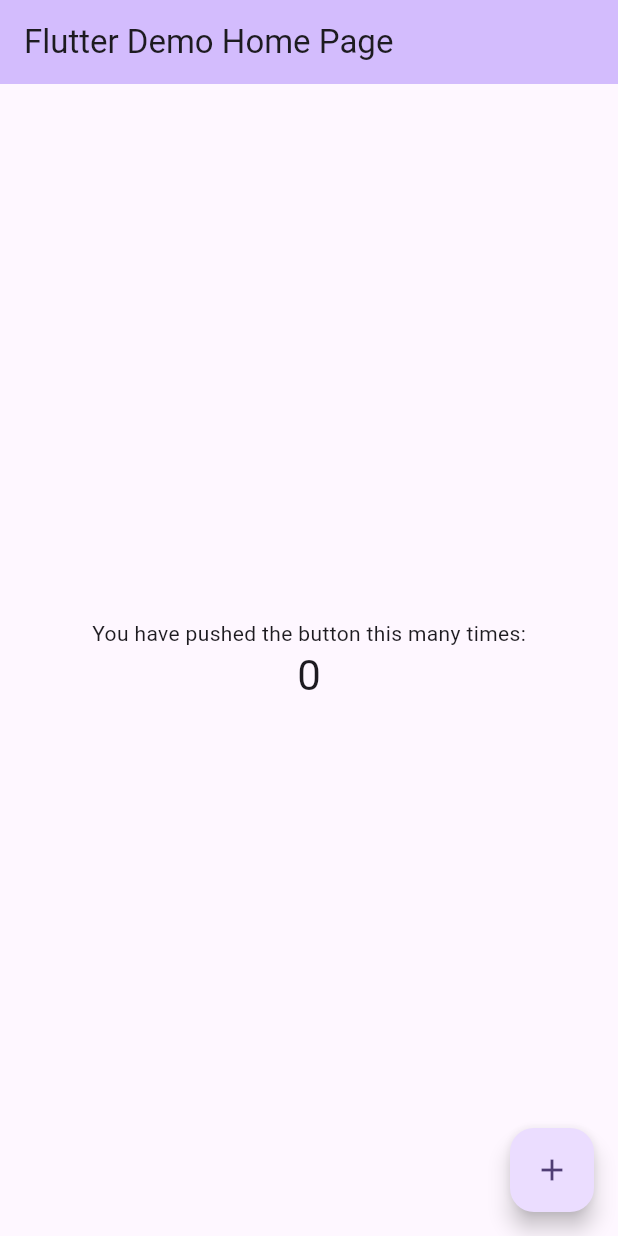
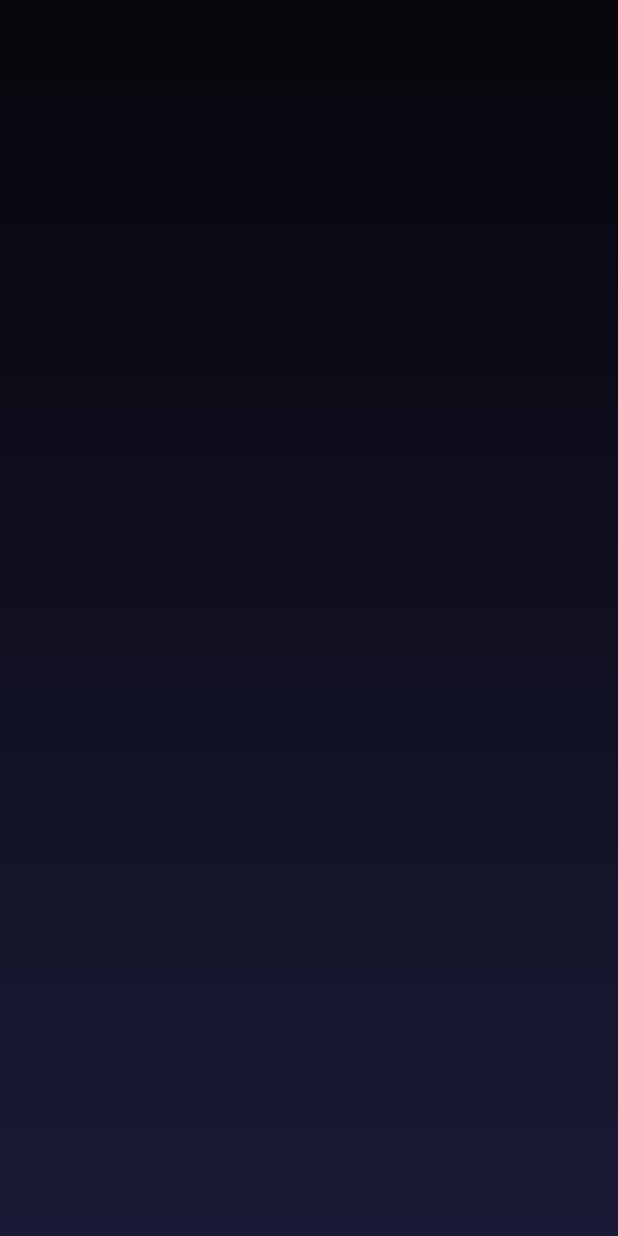
Before and after one commit to erkgd/Myqx-app, a Flutter app: the screen it shows after launch, on a phone screen of 412 x 824 dp. Run offline on Flutter 3.47's test engine with Material 3 defaults, Android fonts, the phone set to English and light mode, and no system bars.

Commit message:
Basic scheme is provided

```diff
--- /dev/null
+++ b/myqx_app/lib/core/constants/app_gradients.dart
@@ -0,0 +1,14 @@
+// core/constants/app_gradients.dart
+import 'package:flutter/material.dart';
+import 'package:myqx_app/core/constants/corporative_colors.dart';
+
+class AppGradients {
+  static const LinearGradient backgroundGradient = LinearGradient(
+    begin: Alignment.topCenter,
+    end: Alignment.bottomCenter,
+    colors: [
+      CorporativeColors.gradientColorTop, // Color inicial (#06060C)
+      CorporativeColors.gradientColorBottom, // Color final (#1A1A36)
+    ],
+  );
+}
--- /dev/null
+++ b/myqx_app/lib/core/constants/corporative_colors.dart
@@ -0,0 +1,12 @@
+import 'package:flutter/material.dart';
+class CorporativeColors {
+  // Main
+  static const Color mainColor = Color(0xFF5856D6);
+  static const Color darkColor = Color(0xFF2C2C2C);
+  static const Color blackColor = Color(0xFF000000);
+  static const Color whiteColor = Color(0xFFFFFFFF);
+
+  // Degradat
+  static const Color gradientColorTop = Color(0xFF06060C); // init (#06060C)
+  static const Color gradientColorBottom = Color(0xFF1A1A36); // end (#1A1A36)
+}
--- a/myqx_app/lib/main.dart
+++ b/myqx_app/lib/main.dart
@@ -1,4 +1,5 @@
 import 'package:flutter/material.dart';
+import 'package:myqx_app/core/constants/app_gradients.dart';
 
 void main() {
   runApp(const MyApp());
@@ -7,119 +8,32 @@ void main() {
 class MyApp extends StatelessWidget {
   const MyApp({super.key});
 
-  // This widget is the root of your application.
   @override
   Widget build(BuildContext context) {
     return MaterialApp(
-      title: 'Flutter Demo',
+      title: 'Myqx',
+      debugShowCheckedModeBanner: false,
       theme: ThemeData(
-        // This is the theme of your application.
-        //
-        // TRY THIS: Try running your application with "flutter run". You'll see
-        // the application has a purple toolbar. Then, without quitting the app,
-        // try changing the seedColor in the colorScheme below to Colors.green
-        // and then invoke "hot reload" (save your changes or press the "hot
-        // reload" button in a Flutter-supported IDE, or press "r" if you used
-        // the command line to start the app).
-        //
-        // Notice that the counter didn't reset back to zero; the application
-        // state is not lost during the reload. To reset the state, use hot
-        // restart instead.
-        //
-        // This works for code too, not just values: Most code changes can be
-        // tested with just a hot reload.
         colorScheme: ColorScheme.fromSeed(seedColor: Colors.deepPurple),
         useMaterial3: true,
       ),
-      home: const MyHomePage(title: 'Flutter Demo Home Page'),
+      home: const MyHomePage(),
+
     );
   }
 }
 
-class MyHomePage extends StatefulWidget {
-  const MyHomePage({super.key, required this.title});
-
-  // This widget is the home page of your application. It is stateful, meaning
-  // that it has a State object (defined below) that contains fields that affect
-  // how it looks.
-
-  // This class is the configuration for the state. It holds the values (in this
-  // case the title) provided by the parent (in this case the App widget) and
-  // used by the build method of the State. Fields in a Widget subclass are
-  // always marked "final".
-
-  final String title;
-
-  @override
-  State<MyHomePage> createState() => _MyHomePageState();
-}
-
-class _MyHomePageState extends State<MyHomePage> {
-  int _counter = 0;
-
-  void _incrementCounter() {
-    setState(() {
-      // This call to setState tells the Flutter framework that something has
-      // changed in this State, which causes it to rerun the build method below
-      // so that the display can reflect the updated values. If we changed
-      // _counter without calling setState(), then the build method would not be
-      // called again, and so nothing would appear to happen.
-      _counter++;
-    });
-  }
+class MyHomePage extends StatelessWidget {
+  const MyHomePage({super.key});
 
   @override
   Widget build(BuildContext context) {
-    // This method is rerun every time setState is called, for instance as done
-    // by the _incrementCounter method above.
-    //
-    // The Flutter framework has been optimized to make rerunning build methods
-    // fast, so that you can just rebuild anything that needs updating rather
-    // than having to individually change instances of widgets.
     return Scaffold(
-      appBar: AppBar(
-        // TRY THIS: Try changing the color here to a specific color (to
-        // Colors.amber, perhaps?) and trigger a hot reload to see the AppBar
-        // change color while the other colors stay the same.
-        backgroundColor: Theme.of(context).colorScheme.inversePrimary,
-        // Here we take the value from the MyHomePage object that was created by
-        // the App.build method, and use it to set our appbar title.
-        title: Text(widget.title),
-      ),
-      body: Center(
-        // Center is a layout widget. It takes a single child and positions it
-        // in the middle of the parent.
-        child: Column(
-          // Column is also a layout widget. It takes a list of children and
-          // arranges them vertically. By default, it sizes itself to fit its
-          // children horizontally, and tries to be as tall as its parent.
-          //
-          // Column has various properties to control how it sizes itself and
-          // how it positions its children. Here we use mainAxisAlignment to
-          // center the children vertically; the main axis here is the vertical
-          // axis because Columns are vertical (the cross axis would be
-          // horizontal).
-          //
-          // TRY THIS: Invoke "debug painting" (choose the "Toggle Debug Paint"
-          // action in the IDE, or press "p" in the console), to see the
-          // wireframe for each widget.
-          mainAxisAlignment: MainAxisAlignment.center,
-          children: <Widget>[
-            const Text(
-              'You have pushed the button this many times:',
-            ),
-            Text(
-              '$_counter',
-              style: Theme.of(context).textTheme.headlineMedium,
-            ),
-          ],
+      body: Container(
+        decoration: const BoxDecoration(
+          gradient: AppGradients.backgroundGradient
         ),
       ),
-      floatingActionButton: FloatingActionButton(
-        onPressed: _incrementCounter,
-        tooltip: 'Increment',
-        child: const Icon(Icons.add),
-      ), // This trailing comma makes auto-formatting nicer for build methods.
     );
   }
 }
```
Also changed, not shown: myqx_app/lib/presentation/screens/album_page.dart (added), myqx_app/lib/presentation/screens/broadcast_page.dart (added), myqx_app/lib/presentation/screens/profile_page.dart (added), myqx_app/lib/presentation/screens/search_page.dart (added), myqx_app/lib/presentation/screens/user_graph_page.dart (added), myqx_app/lib/presentation/widgets/broadcast_element.dart (added), myqx_app/lib/presentation/widgets/listening_element.dart (added), myqx_app/lib/presentation/widgets/user_header.dart (added).
